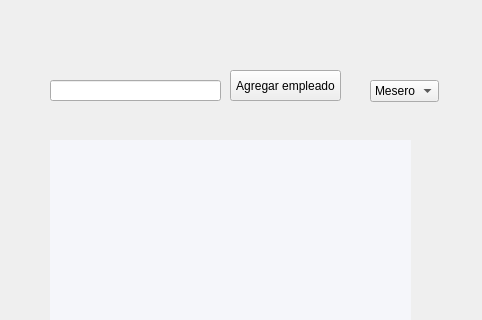
AngelGenis/Appetizer, file appetizer-core/components-manager/listaempleados.ui: the form before one commit; both pictures show x 0 to 482 and y 0 to 320 of the 482 by 581 pixel window.
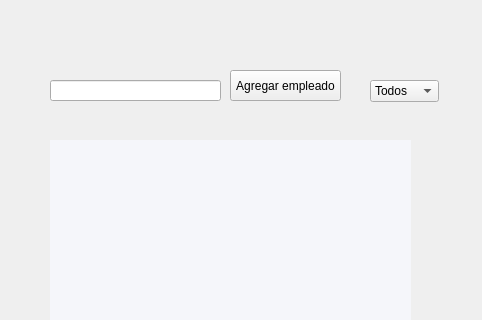
The form after the commit.

The edit to the form file:
```diff
--- a/appetizer-core/components-manager/listaempleados.ui
+++ b/appetizer-core/components-manager/listaempleados.ui
@@ -22,6 +22,11 @@
      <height>22</height>
     </rect>
    </property>
+   <item>
+    <property name="text">
+     <string>Todos</string>
+    </property>
+   </item>
    <item>
     <property name="text">
      <string>Mesero</string>
```
